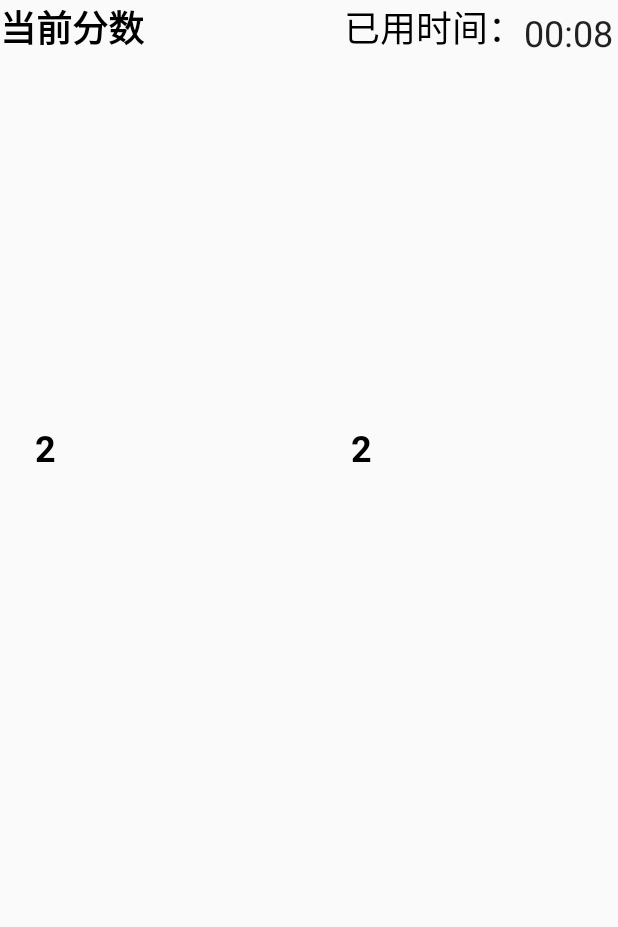
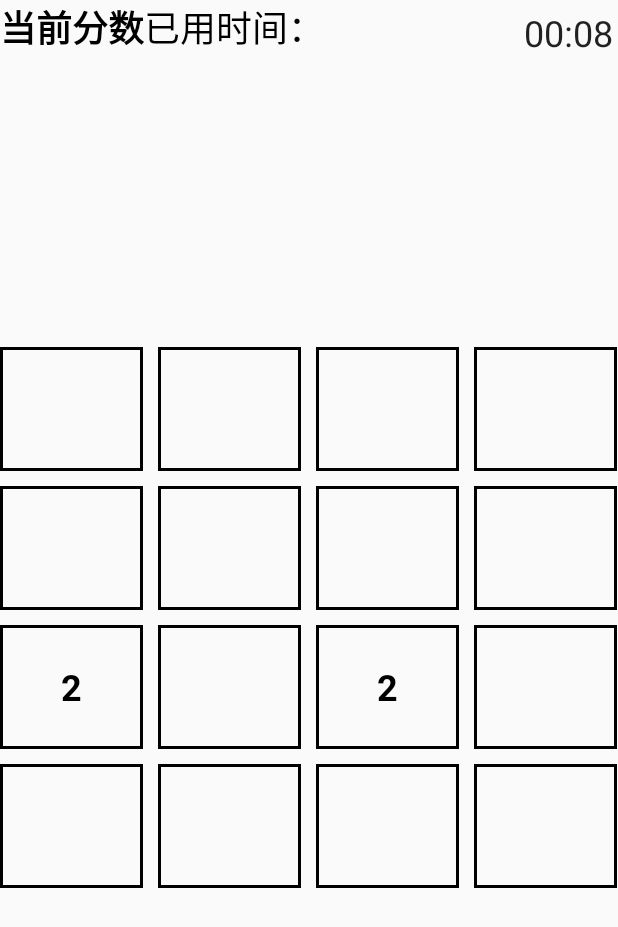
Before and after one commit to kkkknn/My_2048, an Android app: the screen it shows after launch (GameActivity), on a phone screen of 412 x 824 dp. Shown: the top 927 px of the screen. Run offline under Robolectric (Android 15) with nearby library versions, the phone set to English and light mode, and no system bars.

Commit message:
项目日志更新

```diff
--- a/app/src/main/java/com/example/kkkkkn/my_2048/GameActivity.java
+++ b/app/src/main/java/com/example/kkkkkn/my_2048/GameActivity.java
@@ -36,6 +36,7 @@ public class GameActivity extends AppCompatActivity {
     private Random run=new Random();
     private int point;
     private int width,height;
+    private int auto;
     private Chronometer time;
     private String direction;
     private int[][] array=new int[4][4];        //网格矩阵
@@ -52,7 +53,6 @@ public class GameActivity extends AppCompatActivity {
 
         //开始计时
         time.setBase(SystemClock.elapsedRealtime());//计时器清零
-        time.start();
         //获取屏幕宽度、高度
         WindowManager windowManager=getWindowManager();
         DisplayMetrics outMetrics = new DisplayMetrics();
@@ -60,17 +60,29 @@ public class GameActivity extends AppCompatActivity {
         width = outMetrics.widthPixels;
         height = outMetrics.heightPixels;
         Log.i(TAG, "屏幕宽度是："+width+"屏幕高度是："+height);
-
+        //判断自适应布局长度
+        if(width>height){
+            auto=height;
+        }else{
+            auto=width;
+        }
         //初始化游戏界面，绘制游戏界面
         InitGame();
         //生成2个 2，位置随机
     }
 
     @Override
-    protected void onStop() {
+    protected void onResume() {
+        //开始计时
+        time.start();
+        super.onResume();
+    }
+
+    @Override
+    protected void onPause() {
         //停止计时
         time.stop();
-        super.onStop();
+        super.onPause();
     }
 
     @Override
@@ -88,7 +100,7 @@ public class GameActivity extends AppCompatActivity {
             }
         }
 
-        mbaseadapter=new MybaseAdapter(mcontext,list);
+        mbaseadapter=new MybaseAdapter(mcontext,list,auto);
 
         game_view.setAdapter(mbaseadapter);
         game_view.setFocusable(false);
@@ -99,6 +111,7 @@ public class GameActivity extends AppCompatActivity {
                 Toast.makeText(mcontext,"您点击的是"+position,Toast.LENGTH_SHORT).show();
             }
         });*/
+
        //手势触摸监听
        game_view.setOnTouchListener(new View.OnTouchListener() {
            @Override
@@ -154,7 +167,7 @@ public class GameActivity extends AppCompatActivity {
                            }
                        }
 
-                       mbaseadapter=new MybaseAdapter(mcontext,list);
+                       mbaseadapter=new MybaseAdapter(mcontext,list,auto);
                        game_view.setAdapter(mbaseadapter);
 
                        break;
@@ -181,7 +194,7 @@ public class GameActivity extends AppCompatActivity {
     }
 
     /**
-     *产生随机数并添加到网格       先进性手势操作之后再去添加随机数
+     *产生随机数并添加到网格       先进行手势操作之后再去添加随机数
      */
     public int[][] changearray(int[][] array){
 
--- a/app/src/main/java/com/example/kkkkkn/my_2048/MybaseAdapter.java
+++ b/app/src/main/java/com/example/kkkkkn/my_2048/MybaseAdapter.java
@@ -9,14 +9,20 @@ import android.widget.GridView;
 import android.widget.TextView;
 
 import java.util.ArrayList;
+/**
+ * 设置网格布局更新数据
+ */
 
 public class MybaseAdapter extends BaseAdapter {
     private Context context;
     private ArrayList<item> list=new ArrayList<item>();
     private LayoutInflater layoutInflater;
+    //宽度
+    private int auto_width;
 
-    public MybaseAdapter(Context context, ArrayList<item> item) {
+    public MybaseAdapter(Context context, ArrayList<item> item,int auto) {
         this.list = item;
+        auto_width=auto;
         layoutInflater = LayoutInflater.from(context);
     }
 
@@ -49,14 +55,13 @@ public class MybaseAdapter extends BaseAdapter {
         }
         item provinceBean = list.get(position);
         if (provinceBean != null) {
-            if(provinceBean.getValue()==0){
+            if(provinceBean.getValue()==0 ){
                 holder.text.setText(" ");
             }else{
-                holder.text.setText(provinceBean.getValue()+" ");
+                holder.text.setText(Integer.toString(provinceBean.getValue()));
             }
-            holder.text.setBackgroundColor(255*255*255+215*215);
-            holder.text.setHeight(100);
-            holder.text.setWidth(100);
+            holder.text.setHeight(auto_width/4-30);
+            holder.text.setWidth(auto_width/4-30);
         }
         return convertView;
     }
--- /dev/null
+++ b/app/src/main/res/drawable/textview_border.xml
@@ -0,0 +1,5 @@
+<?xml version="1.0" encoding="utf-8"?>
+<shape xmlns:android="http://schemas.android.com/apk/res/android" android:shape="rectangle" >
+
+    <stroke android:width="2dip" android:color="#000000"/>
+</shape>
--- a/app/src/main/res/layout/activity_game.xml
+++ b/app/src/main/res/layout/activity_game.xml
@@ -6,27 +6,25 @@
     android:layout_height="match_parent"
     tools:context=".GameActivity">
 
-    <TextView
-        android:id="@+id/sorce"
-        android:layout_width="150dp"
-        android:layout_height="80dp"
-        android:layout_alignParentStart="true"
-        android:layout_alignParentTop="true"
-        android:layout_marginStart="0dp"
-        android:layout_marginTop="0dp"
-        android:text="当前分数"
-        android:textColor="@android:color/background_dark"
-        android:textSize="24sp"
-        android:textStyle="bold"
-        tools:layout_editor_absoluteX="5dp"
-        tools:layout_editor_absoluteY="0dp" />
-
     <LinearLayout
-        android:layout_width="wrap_content"
+        android:layout_width="match_parent"
         android:layout_height="wrap_content"
         android:layout_alignParentTop="true"
         android:layout_alignParentEnd="true"
         android:orientation="horizontal">
+
+        <TextView
+            android:id="@+id/sorce"
+            android:layout_width="wrap_content"
+            android:layout_height="wrap_content"
+            android:layout_marginStart="0dp"
+            android:layout_marginTop="0dp"
+            android:text="当前分数"
+            android:textColor="@android:color/background_dark"
+            android:textSize="24sp"
+            android:textStyle="bold"
+            tools:layout_editor_absoluteX="5dp"
+            tools:layout_editor_absoluteY="0dp" />
 
         <TextView
             android:id="@+id/textView"
@@ -49,13 +47,14 @@
 
     <GridView
         android:id="@+id/game_view"
-        android:layout_width="600dp"
-        android:layout_height="600dp"
+        android:layout_width="match_parent"
+        android:layout_height="wrap_content"
+        android:layout_centerHorizontal="true"
         android:layout_centerVertical="true"
-        android:layout_centerHorizontal="true"
+        android:listSelector="@android:color/transparent"
         android:gravity="center"
         android:horizontalSpacing="10dp"
-        android:numColumns="4"
-        android:verticalSpacing="10dp" />
+        android:verticalSpacing="10dp"
+        android:numColumns="4"/>
 
 </RelativeLayout>
--- a/app/src/main/res/layout/item_game.xml
+++ b/app/src/main/res/layout/item_game.xml
@@ -5,15 +5,17 @@
 
     <TextView
         android:id="@+id/item_view"
-        android:layout_width="wrap_content"
-        android:layout_height="wrap_content"
+        android:layout_width="match_parent"
+        android:layout_height="match_parent"
         android:layout_alignParentStart="true"
         android:layout_alignParentTop="true"
         android:layout_marginStart="0dp"
         android:layout_marginTop="0dp"
         android:gravity="center_vertical|center"
         android:text="TextView"
+        android:background="@drawable/textview_border"
         android:textColor="@android:color/background_dark"
         android:textSize="24sp"
-        android:textStyle="bold" />
+        android:textStyle="bold"
+        android:elevation="20dp"/>
 </RelativeLayout>
```
Also changed, not shown: 2 other files.
